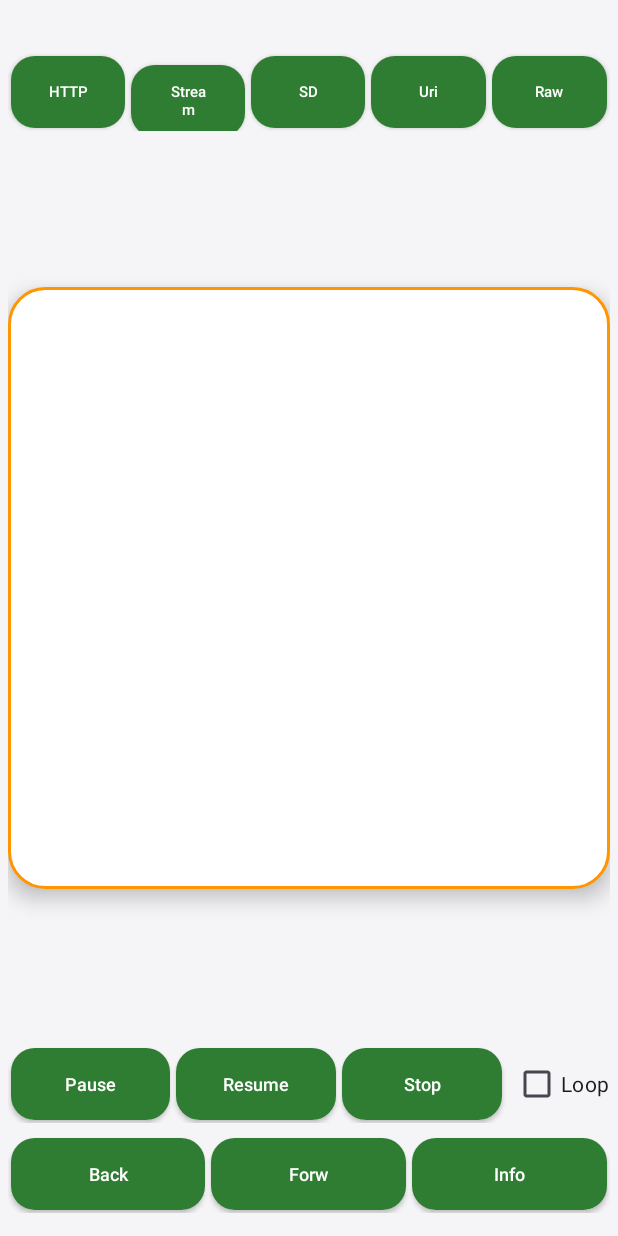
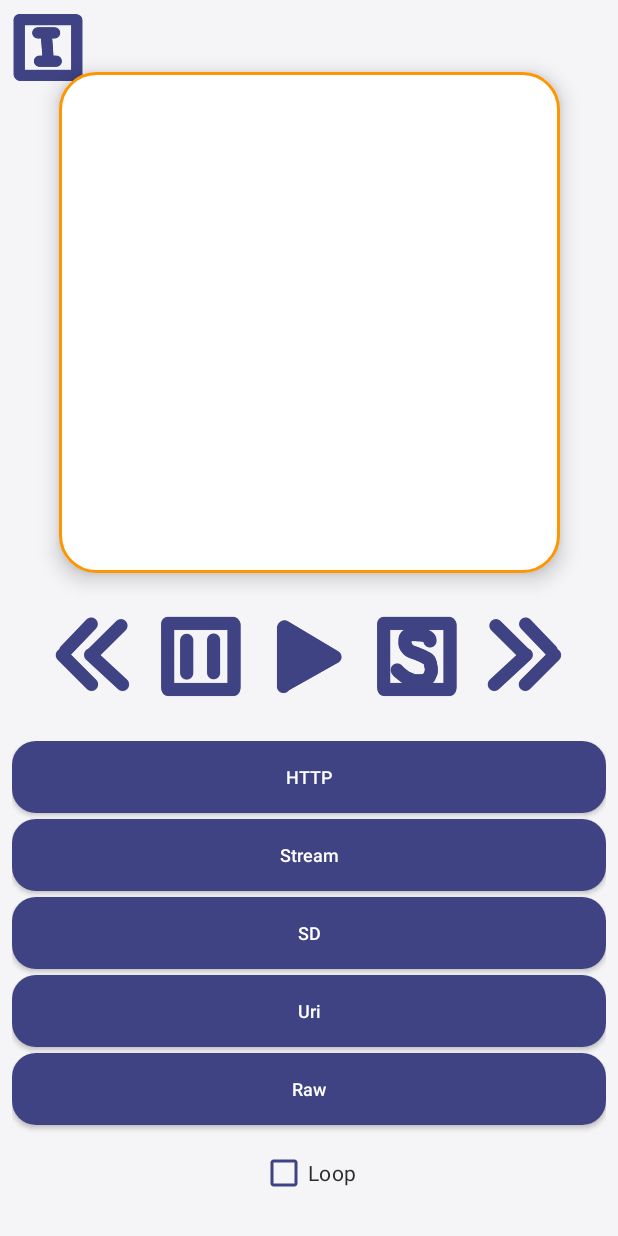
Before and after one commit to Mystical-mistletoe/PZ_09_MediaPlayer, an Android app: the screen it shows after launch (MainActivity), on a phone screen of 412 x 824 dp. Run offline under Robolectric (Android 15) with nearby library versions, the light colour scheme and no system bars.

Commit message:
добавление изображений

```diff
--- a/app/src/main/res/drawable/btn_style.xml
+++ b/app/src/main/res/drawable/btn_style.xml
@@ -1,9 +1,9 @@
 <?xml version="1.0" encoding="utf-8"?>
 <ripple xmlns:android="http://schemas.android.com/apk/res/android"
-    android:color="@color/btn_green">
+    android:color="@color/btn_dark_blue">
     <item>
         <shape android:shape="rectangle">
-            <solid android:color="@color/btn_green" />
+            <solid android:color="@color/btn_dark_blue" />
             <corners android:radius="16dp" />
         </shape>
     </item>
--- a/app/src/main/res/layout/activity_main.xml
+++ b/app/src/main/res/layout/activity_main.xml
@@ -6,169 +6,141 @@
     android:layout_width="match_parent"
     android:layout_height="match_parent"
     android:background="@color/bg_light"
-    android:padding="5dp"
+    android:padding="8dp"
     tools:context=".MainActivity">
-    <LinearLayout
-        android:id="@+id/linearLayout1"
-        android:layout_width="0dp"
-        android:layout_height="wrap_content"
-        android:layout_marginTop="30dp"
-        android:orientation="horizontal"
-        app:layout_constraintTop_toTopOf="parent"
-        app:layout_constraintStart_toStartOf="parent"
-        app:layout_constraintEnd_toEndOf="parent">
-        <Button
-            android:id="@+id/btnStartHttp"
-            style="@style/GreenButtonStyle"
-            android:layout_width="0dp"
-            android:layout_height="wrap_content"
-            android:layout_weight="1"
-            android:layout_margin="2dp"
-            android:onClick="onClickStart"
-            android:text="@string/http"
-            android:textSize="10sp" />
-        <Button
-            android:id="@+id/btnStartStream"
-            style="@style/GreenButtonStyle"
-            android:layout_width="0dp"
-            android:layout_height="wrap_content"
-            android:layout_weight="1"
-            android:layout_margin="2dp"
-            android:onClick="onClickStart"
-            android:text="@string/stream"
-            android:textSize="10sp" />
-        <Button
-            android:id="@+id/btnStartSD"
-            style="@style/GreenButtonStyle"
-            android:layout_width="0dp"
-            android:layout_height="wrap_content"
-            android:layout_weight="1"
-            android:layout_margin="2dp"
-            android:onClick="onClickStart"
-            android:text="@string/sd"
-            android:textSize="10sp" />
-        <Button
-            android:id="@+id/btnStartUri"
-            style="@style/GreenButtonStyle"
-            android:layout_width="0dp"
-            android:layout_height="wrap_content"
-            android:layout_weight="1"
-            android:layout_margin="2dp"
-            android:onClick="onClickStart"
-            android:text="@string/uri"
-            android:textSize="10sp" />
-        <Button
-            android:id="@+id/btnStartRaw"
-            style="@style/GreenButtonStyle"
-            android:layout_width="0dp"
-            android:layout_height="wrap_content"
-            android:layout_weight="1"
-            android:layout_margin="2dp"
-            android:onClick="onClickStart"
-            android:text="@string/raw"
-            android:textSize="10sp" />
-    </LinearLayout>
+    <ImageButton
+        android:id="@+id/btnInfo"
+        android:layout_width="48dp"
+        android:layout_height="48dp"
+        android:layout_margin="4dp"
+        android:background="?attr/selectableItemBackgroundBorderless"
+        android:onClick="onClick"
+        android:scaleType="fitCenter"
+        android:src="@drawable/ic_info"/>
     <View
         android:id="@+id/centerSquare"
         android:layout_width="0dp"
         android:layout_height="0dp"
-        android:layout_marginTop="20dp"
+        android:layout_marginTop="40dp"
         android:layout_marginBottom="20dp"
         android:background="@drawable/player_square"
         android:elevation="8dp"
         app:layout_constraintDimensionRatio="1:1"
-        app:layout_constraintTop_toBottomOf="@+id/linearLayout1"
-        app:layout_constraintBottom_toTopOf="@+id/linearLayout2"
+        app:layout_constraintTop_toTopOf="parent"
         app:layout_constraintStart_toStartOf="parent"
-        app:layout_constraintEnd_toEndOf="parent" />
+        app:layout_constraintEnd_toEndOf="parent"
+        app:layout_constraintBottom_toTopOf="@+id/controlsLayout" />
     <LinearLayout
-        android:id="@+id/linearLayout2"
-        android:layout_width="0dp"
+        android:id="@+id/controlsLayout"
+        android:layout_width="match_parent"
         android:layout_height="wrap_content"
-        android:layout_marginBottom="70dp"
+        android:layout_marginBottom="20dp"
+        android:gravity="center"
         android:orientation="horizontal"
-        app:layout_constraintBottom_toBottomOf="parent"
-        app:layout_constraintStart_toStartOf="parent"
-        app:layout_constraintEnd_toEndOf="parent">
+        app:layout_constraintBottom_toTopOf="@+id/sourcesLayout">
+        <ImageButton
+            android:id="@+id/btnBackward"
+            android:layout_width="56dp"
+            android:layout_height="56dp"
+            android:layout_margin="8dp"
+            android:background="?attr/selectableItemBackgroundBorderless"
+            android:onClick="onClick"
+            android:scaleType="fitCenter"
+            android:src="@drawable/ic_back" />
+        <ImageButton
+            android:id="@+id/btnPause"
+            android:layout_width="56dp"
+            android:layout_height="56dp"
+            android:layout_margin="8dp"
+            android:background="?attr/selectableItemBackgroundBorderless"
+            android:onClick="onClick"
+            android:scaleType="fitCenter"
+            android:src="@drawable/ic_pause" />
+  2      <ImageButton
+            android:id="@+id/btnResume"
+            android:layout_width="56dp"
+            android:layout_height="56dp"
+            android:layout_margin="8dp"
+            android:background="?attr/selectableItemBackgroundBorderless"
+            android:onClick="onClick"
+            android:scaleType="fitCenter"
+            android:src="@drawable/ic_play" />
+        <ImageButton
+            android:id="@+id/btnStop"
+            android:layout_width="56dp"
+            android:layout_height="56dp"
+            android:layout_margin="8dp"
+            android:background="?attr/selectableItemBackgroundBorderless"
+            android:onClick="onClick"
+            android:scaleType="fitCenter"
+            android:src="@drawable/ic_stop" />
+        <ImageButton
+            android:id="@+id/btnForward"
+            android:layout_width="56dp"
+            android:layout_height="56dp"
+            android:layout_margin="8dp"
+            android:background="?attr/selectableItemBackgroundBorderless"
+            android:onClick="onClick"
+            android:scaleType="fitCenter"
+            android:src="@drawable/ic_forward" />
+
+    </LinearLayout>
+
+    <LinearLayout
+        android:id="@+id/sourcesLayout"
+        android:layout_width="match_parent"
+        android:layout_height="wrap_content"
+        android:layout_marginBottom="10dp"
+        android:orientation="vertical"
+        app:layout_constraintBottom_toBottomOf="parent">
         <Button
-            android:id="@+id/btnPause"
-            style="@style/GreenButtonStyle"
-            android:layout_width="0dp"
+            android:id="@+id/btnStartHttp"
+            style="@style/blueButtonStyle"
+            android:layout_width="match_parent"
             android:layout_height="wrap_content"
-            android:layout_weight="1"
-            android:layout_margin="2dp"
-            android:onClick="onClick"
-            android:text="@string/pause"
-            android:textSize="12sp" />
+            android:layout_marginBottom="4dp"
+            android:onClick="onClickStart"
+            android:text="@string/http" />
         <Button
-            android:id="@+id/btnResume"
-            style="@style/GreenButtonStyle"
-            android:layout_width="0dp"
+            android:id="@+id/btnStartStream"
+            style="@style/blueButtonStyle"
+            android:layout_width="match_parent"
             android:layout_height="wrap_content"
-            android:layout_weight="1"
-            android:layout_margin="2dp"
-            android:onClick="onClick"
-            android:text="@string/resume"
-            android:textSize="12sp" />
+            android:layout_marginBottom="4dp"
+            android:onClick="onClickStart"
+            android:text="@string/stream" />
         <Button
-            android:id="@+id/btnStop"
-            style="@style/GreenButtonStyle"
-            android:layout_width="0dp"
+            android:id="@+id/btnStartSD"
+            style="@style/blueButtonStyle"
+            android:layout_width="match_parent"
             android:layout_height="wrap_content"
-            android:layout_weight="1"
-            android:layout_margin="2dp"
-            android:onClick="onClick"
-            android:text="@string/stop"
-            android:textSize="12sp" />
+            android:layout_marginBottom="4dp"
+            android:onClick="onClickStart"
+            android:text="@string/sd" />
+        <Button
+            android:id="@+id/btnStartUri"
+            style="@style/blueButtonStyle"
+            android:layout_width="match_parent"
+            android:layout_height="wrap_content"
+            android:layout_marginBottom="4dp"
+            android:onClick="onClickStart"
+            android:text="@string/uri" />
+        <Button
+            android:id="@+id/btnStartRaw"
+            style="@style/blueButtonStyle"
+            android:layout_width="match_parent"
+            android:layout_height="wrap_content"
+            android:onClick="onClickStart"
+            android:text="@string/raw" />
         <CheckBox
             android:id="@+id/chbLoop"
             android:layout_width="wrap_content"
             android:layout_height="wrap_content"
-            android:layout_gravity="center_vertical"
-            android:layout_marginStart="5dp"
-            android:text="@string/loop" />
+            android:layout_gravity="center_horizontal"
+            android:layout_marginTop="8dp"
+            android:buttonTint="@color/btn_dark_blue"
+            android:text="@string/loop"
+            android:textColor="@color/btn_dark" />
     </LinearLayout>
-    <LinearLayout
-        android:id="@+id/linearLayout3"
-        android:layout_width="0dp"
-        android:layout_height="wrap_content"
-        android:layout_marginBottom="10dp"
-        android:orientation="horizontal"
-        app:layout_constraintBottom_toBottomOf="parent"
-        app:layout_constraintStart_toStartOf="parent"
-        app:layout_constraintEnd_toEndOf="parent">
 
-        <Button
-            android:id="@+id/btnBackward"
-            style="@style/GreenButtonStyle"
-            android:layout_width="0dp"
-            android:layout_height="wrap_content"
-            android:layout_weight="1"
-            android:layout_margin="2dp"
-            android:onClick="onClick"
-            android:text="@string/backward"
-            android:textSize="12sp" />
-
-        <Button
-            android:id="@+id/btnForward"
-            style="@style/GreenButtonStyle"
-            android:layout_width="0dp"
-            android:layout_height="wrap_content"
-            android:layout_weight="1"
-            android:layout_margin="2dp"
-            android:onClick="onClick"
-            android:text="@string/forward"
-            android:textSize="12sp" />
-
-        <Button
-            android:id="@+id/btnInfo"
-            style="@style/GreenButtonStyle"
-            android:layout_width="0dp"
-            android:layout_height="wrap_content"
-            android:layout_weight="1"
-            android:layout_margin="2dp"
-            android:onClick="onClick"
-            android:text="@string/info"
-            android:textSize="12sp" />
-    </LinearLayout>
 </androidx.constraintlayout.widget.ConstraintLayout>
--- a/app/src/main/res/values/colors.xml
+++ b/app/src/main/res/values/colors.xml
@@ -7,5 +7,5 @@
     <color name="btn_dark">#2C2C2E</color>
     <color name="btn_text">#FFFFFF</color>
     <color name="accent">#FF9500</color>
-    <color name="btn_green">#2E7D32</color>
+    <color name="btn_dark_blue">#3f4383</color>
 </resources>
--- a/app/src/main/res/values/styles.xml
+++ b/app/src/main/res/values/styles.xml
@@ -1,7 +1,6 @@
 <?xml version="1.0" encoding="utf-8"?>
 <resources>
-    <!-- Стиль нашей зеленой кнопки -->
-    <style name="GreenButtonStyle" parent="Widget.AppCompat.Button">
+    <style name="blueButtonStyle" parent="Widget.AppCompat.Button">
         <item name="android:background">@drawable/btn_style</item>
         <item name="backgroundTint">@null</item>
         <item name="android:textColor">@color/btn_text</item>
```
Also changed, not shown: app/src/main/res/drawable/ic_back.png (added), app/src/main/res/drawable/ic_forward.png (added), app/src/main/res/drawable/ic_info.png (added), app/src/main/res/drawable/ic_pause.png (added), app/src/main/res/drawable/ic_play.png (added), app/src/main/res/drawable/ic_stop.png (added).
